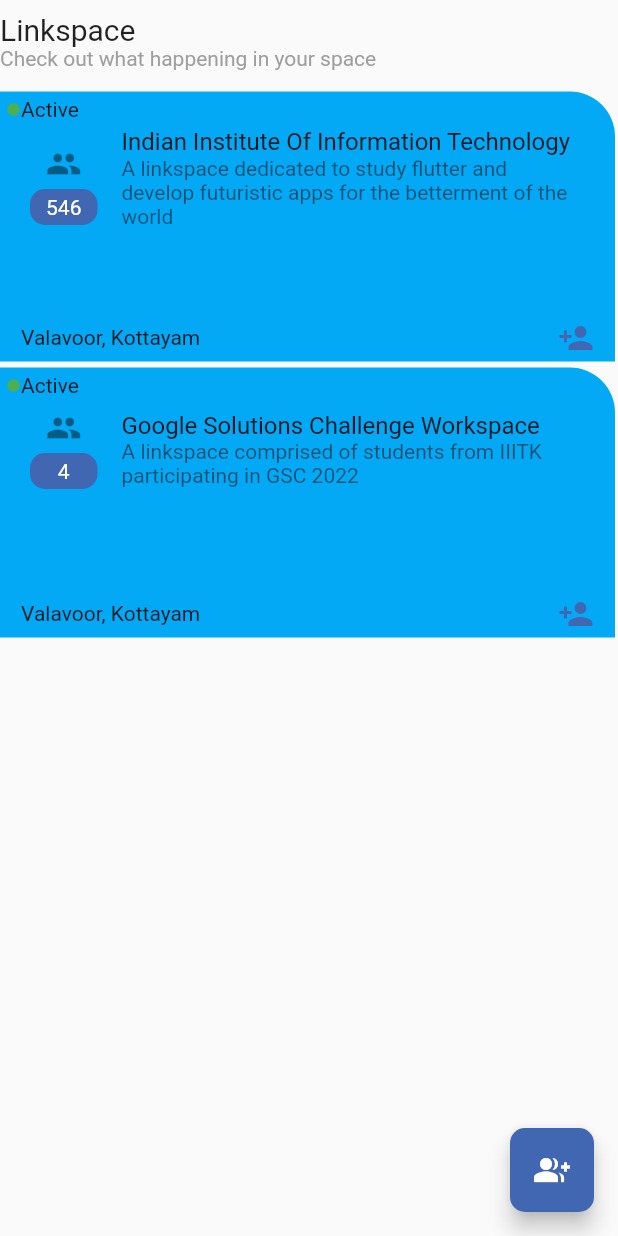
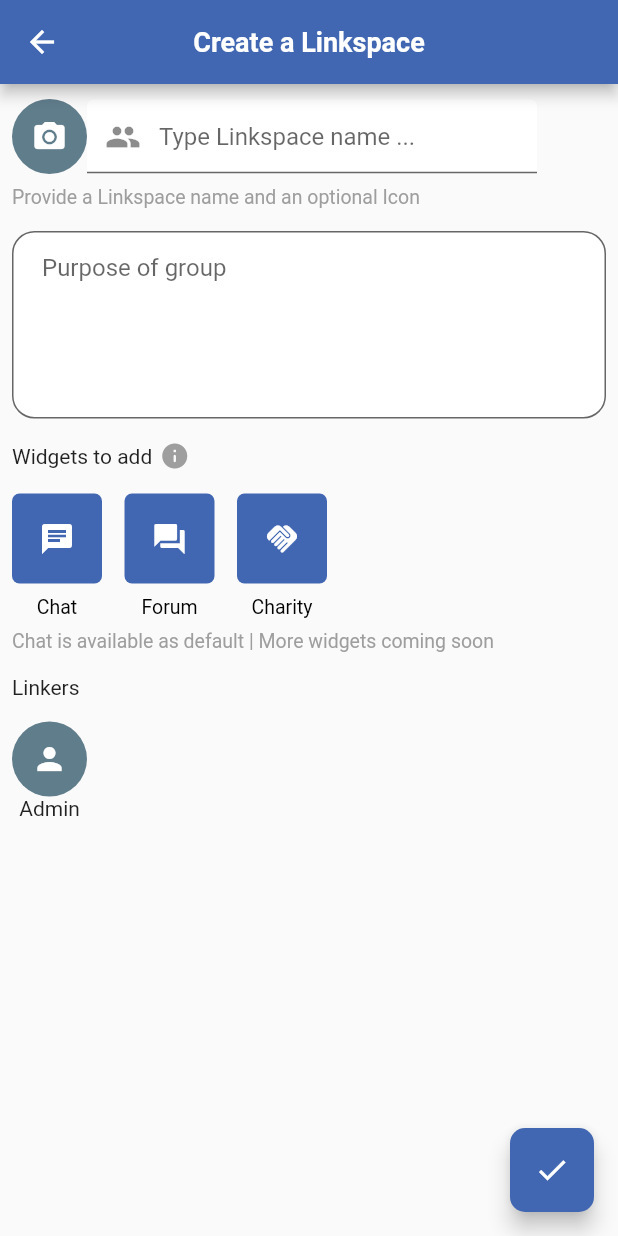
Before and after one commit to aditya-taparia/googleSolutionChallenge, a Flutter app: the linkspace screen opened directly, after a tap on the "group add" icon, on a phone screen of 412 x 824 dp. Run offline on Flutter 3.47's test engine with Material 2 defaults, Android fonts, the phone set to English and light mode, and no system bars; our stand-ins replace cloud_firestore, firebase_auth, firebase_core, flutter_speed_dial, google_fonts, google_maps_flutter and 7 more; missing offline and left inert: flutter_barcode_scanner, particles_flutter, side_header_list_view; accounts and stored records are empty.

Commit message:
addlinkspace

```diff
--- /dev/null
+++ b/lib/screens/home/chat/addlinkspace.dart
@@ -0,0 +1,203 @@
+import 'package:flutter/material.dart';
+
+class Addlinkspace extends StatefulWidget {
+  const Addlinkspace({Key? key}) : super(key: key);
+
+  @override
+  State<Addlinkspace> createState() => _AddlinkspaceState();
+}
+
+class _AddlinkspaceState extends State<Addlinkspace> {
+  @override
+  Widget build(BuildContext context) {
+    return Scaffold(
+      appBar: AppBar(
+        title: const Text("Create a Linkspace"),
+      ),
+      body: SingleChildScrollView(
+        child: Padding(
+          padding: const EdgeInsets.fromLTRB(8, 10, 8, 10),
+          child: Column(
+            crossAxisAlignment: CrossAxisAlignment.start,
+            children: [
+              Row(
+                mainAxisSize: MainAxisSize.min,
+                mainAxisAlignment: MainAxisAlignment.spaceBetween,
+                children: [
+                  const CircleAvatar(
+                    backgroundColor: Colors.blueGrey,
+                    child: Icon(
+                      Icons.photo_camera,
+                      color: Colors.white,
+                    ),
+                    radius: 25,
+                  ),
+                  SizedBox(
+                    width: 300,
+                    child: TextFormField(
+                      autofocus: false,
+                      keyboardType: TextInputType.text,
+                      onSaved: (value) {},
+                      textInputAction: TextInputAction.next,
+                      decoration: const InputDecoration(
+                        fillColor: Colors.white,
+                        filled: true,
+                        prefixIcon: const Icon(Icons.group),
+                        contentPadding:
+                            const EdgeInsets.fromLTRB(20, 15, 20, 15),
+                        hintText: "Type Linkspace name ...",
+                      ),
+                    ),
+                  ),
+                ],
+              ),
+              const Padding(
+                padding: EdgeInsets.only(top: 8.0),
+                child: Text(
+                  "Provide a Linkspace name and an optional Icon",
+                  style: TextStyle(color: Colors.grey, fontSize: 13),
+                ),
+              ),
+              const SizedBox(
+                height: 15,
+              ),
+              TextFormField(
+                autofocus: false,
+                keyboardType: TextInputType.text,
+                maxLines: 5,
+                onSaved: (value) {},
+                textInputAction: TextInputAction.next,
+                decoration: InputDecoration(
+                    fillColor: Colors.white,
+                    filled: true,
+                    contentPadding: const EdgeInsets.fromLTRB(20, 15, 20, 15),
+                    hintText: "Purpose of group",
+                    border: OutlineInputBorder(
+                      borderRadius: BorderRadius.circular(15),
+                    )),
+              ),
+              const SizedBox(
+                height: 15,
+              ),
+              Row(
+                children: const [
+                  Text("Widgets to add"),
+                  SizedBox(
+                    width: 5,
+                  ),
+                  Icon(
+                    Icons.info_rounded,
+                    color: Colors.grey,
+                    size: 20,
+                  )
+                ],
+              ),
+              const SizedBox(
+                height: 15,
+              ),
+              Row(
+                children: [
+                  Column(
+                    children: [
+                      SizedBox(
+                        height: 60,
+                        width: 60,
+                        child: ElevatedButton(
+                            onPressed: () {}, child: const Icon(Icons.chat)),
+                      ),
+                      const Padding(
+                        padding: EdgeInsets.only(top: 8.0),
+                        child: Text(
+                          "Chat",
+                          style: TextStyle(color: Colors.black, fontSize: 13),
+                        ),
+                      ),
+                    ],
+                  ),
+                  const SizedBox(
+                    width: 15,
+                  ),
+                  Column(
+                    children: [
+                      SizedBox(
+                        height: 60,
+                        width: 60,
+                        child: ElevatedButton(
+                            onPressed: () {}, child: const Icon(Icons.forum)),
+                      ),
+                      const Padding(
+                        padding: EdgeInsets.only(top: 8.0),
+                        child: Text(
+                          "Forum",
+                          style: TextStyle(color: Colors.black, fontSize: 13),
+                        ),
+                      ),
+                    ],
+                  ),
+                  const SizedBox(
+                    width: 15,
+                  ),
+                  Column(
+                    children: [
+                      SizedBox(
+                        height: 60,
+                        width: 60,
+                        child: ElevatedButton(
+                            onPressed: () {},
+                            child: const Icon(Icons.handshake)),
+                      ),
+                      const Padding(
+                        padding: EdgeInsets.only(top: 8.0),
+                        child: Text(
+                          "Charity",
+                          style: TextStyle(color: Colors.black, fontSize: 13),
+                        ),
+                      ),
+                    ],
+                  ),
+                ],
+              ),
+              const Padding(
+                padding: EdgeInsets.only(top: 8.0),
+                child: Text(
+                  "Chat is available as default | More widgets coming soon ",
+                  style: TextStyle(color: Colors.grey, fontSize: 13),
+                ),
+              ),
+              const SizedBox(
+                height: 15,
+              ),
+              const Text("Linkers"),
+              const SizedBox(
+                height: 15,
+              ),
+              Row(
+                children: [
+                  Column(
+                    children: const [
+                      CircleAvatar(
+                        backgroundColor: Colors.blueGrey,
+                        child: Icon(
+                          Icons.person,
+                          color: Colors.white,
+                        ),
+                        radius: 25,
+                      ),
+                      Text("Admin")
+                    ],
+                  ),
+                ],
+              )
+            ],
+          ),
+        ),
+      ),
+      floatingActionButton: FloatingActionButton(
+        child: const Icon(
+          Icons.done,
+        ),
+        onPressed: () {},
+      ),
+    );
+  }
+}
--- a/lib/screens/home/chat/linkspace.dart
+++ b/lib/screens/home/chat/linkspace.dart
@@ -1,4 +1,5 @@
 import 'package:flutter/material.dart';
+import 'package:googlesolutionchallenge/screens/home/chat/addlinkspace.dart';
 import 'package:googlesolutionchallenge/screens/home/chat/forum.dart';
 
 class linkspace extends StatefulWidget {
@@ -28,7 +29,7 @@
       // appBar: AppBar(),
       body: SingleChildScrollView(
         child: Padding(
-          padding: const EdgeInsets.fromLTRB(0, 8, 2, 8),
+          padding: const EdgeInsets.fromLTRB(0, 8, 0, 8),
           child: Column(
             crossAxisAlignment: CrossAxisAlignment.start,
             children: [
@@ -113,7 +114,7 @@
                                       child: Text(tiledescriptions[index])),
                                 ),
                               ),
-                              Spacer(),
+                              const Spacer(),
                               Padding(
                                 padding:
                                     const EdgeInsets.only(right: 10, left: 10),
@@ -140,7 +141,10 @@
         ),
       ),
       floatingActionButton: FloatingActionButton(
-        onPressed: () {},
+        onPressed: () {
+          Navigator.push(context,
+              MaterialPageRoute(builder: (context) => const Addlinkspace()));
+        },
         child: Icon(Icons.group_add),
       ),
     );
```
